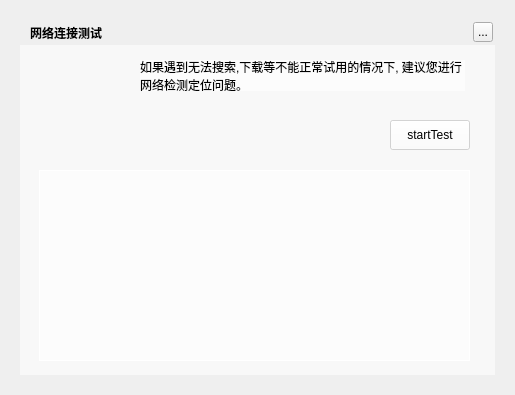
First picture: the form in TTKCore/musicUi/musicToolsetswidget/musicnetworkconnectiontestwidget.ui, repository Greedysky/TTKMusicPlayer, before the edit.
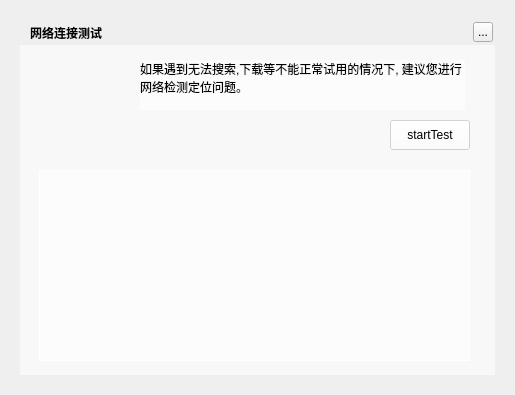
Second picture: the form after the edit. Custom widgets are drawn as their Qt base class.

What changed in the file:
```diff
--- a/TTKCore/musicUi/musicToolsetswidget/musicnetworkconnectiontestwidget.ui
+++ b/TTKCore/musicUi/musicToolsetswidget/musicnetworkconnectiontestwidget.ui
@@ -73,12 +73,15 @@
       <x>120</x>
       <y>15</y>
       <width>325</width>
-      <height>31</height>
+      <height>50</height>
      </rect>
     </property>
     <property name="text">
      <string>如果遇到无法搜索,下载等不能正常试用的情况下, 建议您进行网络检测定位问题。</string>
     </property>
+    <property name="alignment">
+     <set>Qt::AlignLeading|Qt::AlignLeft|Qt::AlignTop</set>
+    </property>
     <property name="wordWrap">
      <bool>true</bool>
     </property>
```
